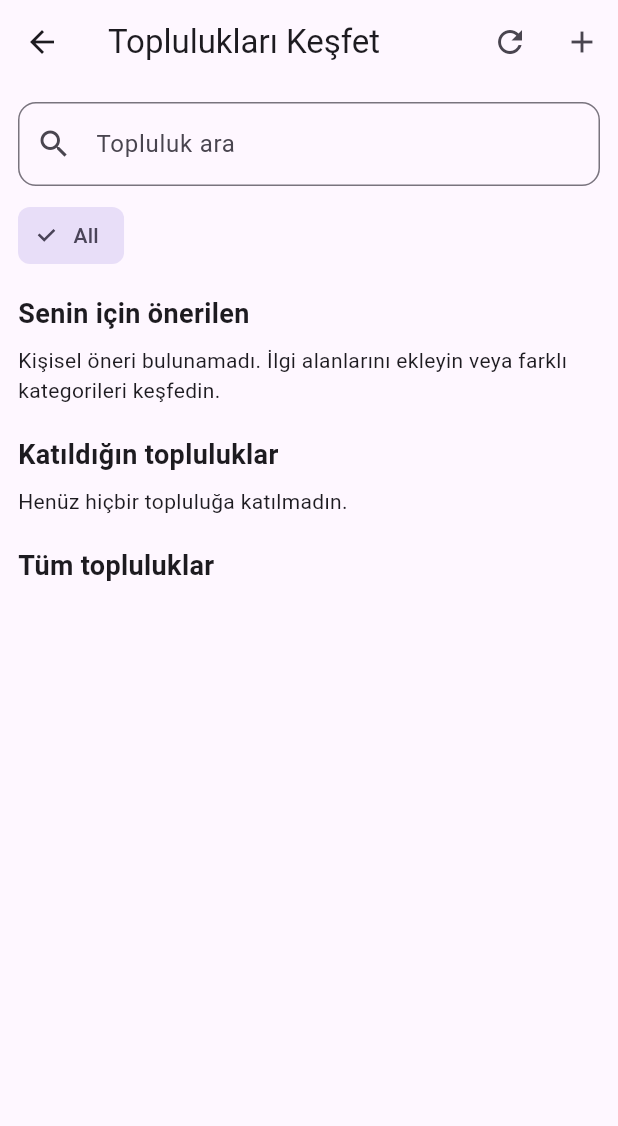
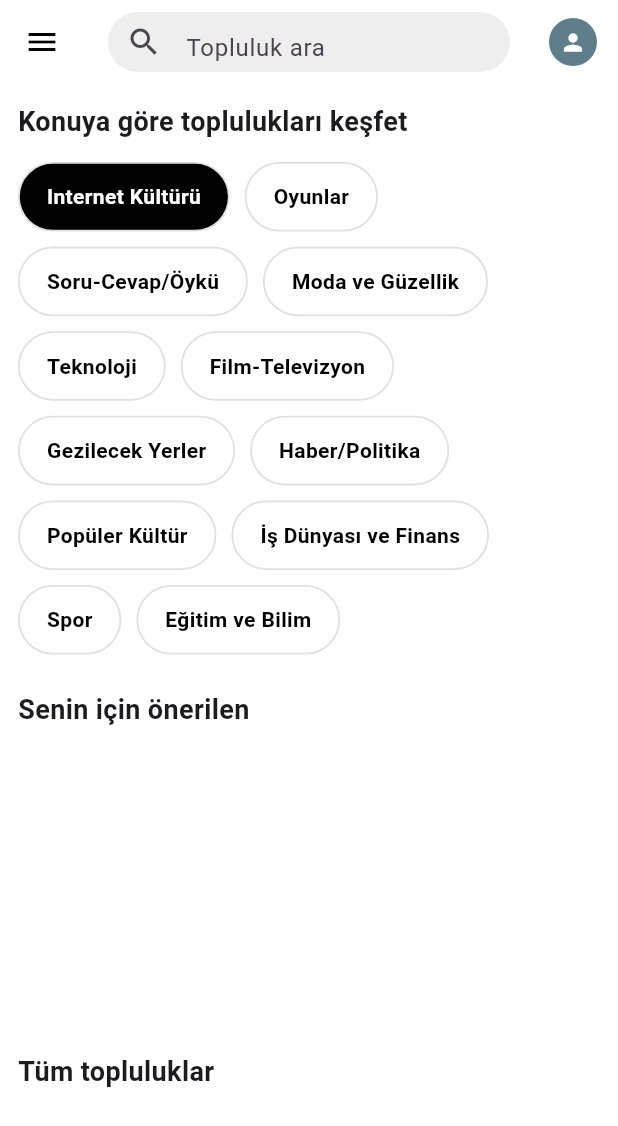
Before and after one commit to Tason1082/Mootable, a Flutter app: the CommunityExplorePage screen opened directly, on a phone screen of 412 x 824 dp. Shown: the top 1126 px of the screen. Run offline on Flutter 3.47's test engine with Material 3 defaults, Android fonts, the phone set to English and light mode, and no system bars; our stand-ins replace image_picker, shared_preferences, supabase_flutter, video_player; missing offline and left inert: video_thumbnail; accounts and stored records are empty; generated files the repository leaves out were written again.

Commit message:
güncelleme8

```diff
--- a/lib/community/community_type_page.dart
+++ b/lib/community/community_type_page.dart
@@ -49,11 +49,14 @@ class _CommunityTypePageState extends State<CommunityTypePage> {
         'description': widget.description,
         'banner_url': widget.bannerUrl,
         'icon_url': widget.iconUrl,
-        'topics': widget.selectedTopics,
+        'topics': widget.selectedTopics
+            .map((t) => t.toString().toLowerCase())
+            .toList(), // 🔹 tüm topic’leri küçük harfe çevir
         'type': communityType,
         'is_adult': isAdult,
         'created_by': userId,
       }).select();
+
 
       ScaffoldMessenger.of(context).showSnackBar(
         SnackBar(content: Text(AppLocalizations.of(context)!.community_created)),
--- a/lib/community_explore_page.dart
+++ b/lib/community_explore_page.dart
@@ -13,13 +13,30 @@ class _CommunityExplorePageState extends State<CommunityExplorePage> {
   final user = Supabase.instance.client.auth.currentUser;
 
   bool loading = true;
+
   List<Map<String, dynamic>> recommended = [];
   List<Map<String, dynamic>> allCommunities = [];
-  List<String> categoryList = [];
   List<Map<String, dynamic>> userJoinedCommunities = [];
 
-  String selectedCategory = "All";
   String searchQuery = "";
+
+  // ✅ FOTOĞRAFTAKİ KATEGORİLER (BİREBİR)
+  final List<String> redditCategories = [
+    "Internet Kültürü",
+    "Oyunlar",
+    "Soru-Cevap/Öykü",
+    "Moda ve Güzellik",
+    "Teknoloji",
+    "Film-Televizyon",
+    "Gezilecek Yerler",
+    "Haber/Politika",
+    "Popüler Kültür",
+    "İş Dünyası ve Finans",
+    "Spor",
+    "Eğitim ve Bilim",
+  ];
+
+  String selectedCategory = "Internet Kültürü";
 
   @override
   void initState() {
@@ -37,18 +54,18 @@ class _CommunityExplorePageState extends State<CommunityExplorePage> {
     setState(() => loading = false);
   }
 
+  // ---------- LOAD DATA ----------
+
   Future<void> _loadAllCommunities() async {
     try {
-      final communities = List<Map<String, dynamic>>.from(
-        await supabase.from("communities").select("*").order("created_at", ascending: false),
-      );
-      allCommunities = communities;
-      final types = communities.map((c) => (c["type"] ?? "Other").toString()).toSet().toList();
-      categoryList = ["All", ...types];
+      final result = await supabase
+          .from("communities")
+          .select("*")
+          .order("created_at", ascending: false);
+
+      allCommunities = List<Map<String, dynamic>>.from(result);
     } catch (e) {
-      debugPrint("Load communities error: $e");
       allCommunities = [];
-      categoryList = ["All"];
     }
   }
 
@@ -57,29 +74,30 @@ class _CommunityExplorePageState extends State<CommunityExplorePage> {
       recommended = [];
       return;
     }
+
     try {
-      final interests = List<Map<String, dynamic>>.from(
-        await supabase.from("user_interests").select("interest_name").eq("user_id", user!.id),
-      );
+      final interests = await supabase
+          .from("user_interests")
+          .select("interest_name")
+          .eq("user_id", user!.id);
 
-      final interestNames = interests.map((i) => i["interest_name"].toString()).toList();
+      final interestNames = interests
+          .map((i) => i["interest_name"].toString().toLowerCase())
+          .toList();
 
       if (interestNames.isEmpty) {
         recommended = [];
         return;
       }
 
-      final recs = List<Map<String, dynamic>>.from(
-        await supabase
+      final recs = await supabase
           .from("communities")
           .select("*")
-            .inFilter("type", interestNames)
-            .order("created_at", ascending: false),
-      );
+          .overlaps("topics", interestNames)
+          .order("created_at", ascending: false);
 
-      recommended = recs;
+      recommended = List<Map<String, dynamic>>.from(recs);
     } catch (e) {
-      debugPrint("Load user interests error: $e");
       recommended = [];
     }
   }
@@ -89,216 +107,307 @@ class _CommunityExplorePageState extends State<CommunityExplorePage> {
       userJoinedCommunities = [];
       return;
     }
+
     try {
-      final joins = List<Map<String, dynamic>>.from(
-        await supabase.from("user_communities").select("community_id").eq("user_id", user!.id),
-      );
-      final communityIds = joins.map((j) => j["community_id"]).toList();
+      final joins = await supabase
+          .from("user_communities")
+          .select("community_id")
+          .eq("user_id", user!.id);
 
-      if (communityIds.isEmpty) {
+      final ids = joins.map((j) => j["community_id"]).toList();
+
+      if (ids.isEmpty) {
         userJoinedCommunities = [];
         return;
       }
 
-      final comms = List<Map<String, dynamic>>.from(
-        await supabase.from("communities").select("*").inFilter("id", communityIds),
-      );
+      final comms = await supabase
+          .from("communities")
+          .select("*")
+          .inFilter("id", ids);
 
-      userJoinedCommunities = comms;
+      userJoinedCommunities = List<Map<String, dynamic>>.from(comms);
     } catch (e) {
-      debugPrint("Load user joined communities error: $e");
       userJoinedCommunities = [];
     }
   }
 
+  // ---------- FILTER ----------
+
   List<Map<String, dynamic>> _filteredCommunities() {
-    final q = searchQuery.trim().toLowerCase();
+    final q = searchQuery.toLowerCase();
+
     return allCommunities.where((c) {
-      if (selectedCategory != "All" && (c["type"] ?? "") != selectedCategory) return false;
       if (q.isEmpty) return true;
+
       final name = (c["name"] ?? "").toString().toLowerCase();
       final desc = (c["description"] ?? "").toString().toLowerCase();
-      final type = (c["type"] ?? "").toString().toLowerCase();
-      return name.contains(q) || desc.contains(q) || type.contains(q);
+
+      return name.contains(q) || desc.contains(q);
     }).toList();
-  }
-
-  Future<void> _joinCommunity(Map<String, dynamic> community) async {
-    if (user == null) {
-      ScaffoldMessenger.of(context).showSnackBar(const SnackBar(content: Text("Giriş yapmalısınız.")));
-      return;
-    }
-
-    final communityId = community["id"];
-
-    try {
-      final existing = await supabase
-          .from("user_communities")
-          .select("id")
-          .eq("user_id", user!.id)
-          .eq("community_id", communityId)
-          .maybeSingle();
-
-      if (existing != null) {
-        ScaffoldMessenger.of(context).showSnackBar(const SnackBar(content: Text("Zaten katılıyorsun.")));
-        return;
-      }
-
-      await supabase.from("user_communities").insert({
-        "user_id": user!.id,
-        "community_id": communityId,
-        "joined_at": DateTime.now().toIso8601String(),
-      });
-
-      await _loadUserJoinedCommunities();
-      ScaffoldMessenger.of(context).showSnackBar(const SnackBar(content: Text("Topluluğa katıldın ✅")));
-    } catch (e) {
-      debugPrint("Join community error: $e");
-      ScaffoldMessenger.of(context).showSnackBar(const SnackBar(content: Text("Katılma başarısız.")));
-    }
   }
 
   bool _isJoined(Map<String, dynamic> community) {
     return userJoinedCommunities.any((c) => c["id"] == community["id"]);
   }
 
-  Widget _communityCard(Map<String, dynamic> community) {
+  // ---------- JOIN ----------
+
+  Future<void> _joinCommunity(Map<String, dynamic> community) async {
+    if (user == null) return;
+
+    final id = community["id"];
+
+    try {
+      await supabase.from("user_communities").insert({
+        "user_id": user!.id,
+        "community_id": id,
+        "joined_at": DateTime.now().toIso8601String(),
+      });
+
+      await _loadUserJoinedCommunities();
+
+      ScaffoldMessenger.of(context).showSnackBar(
+        const SnackBar(content: Text("Topluluğa katıldın ✅")),
+      );
+    } catch (e) {
+      ScaffoldMessenger.of(context).showSnackBar(
+        const SnackBar(content: Text("Bir hata oluştu")),
+      );
+    }
+  }
+
+  // ✅ REDDIT TARZI KATEGORİ BAR
+  Widget _redditStyleCategoryBar() {
+    return Wrap(
+      spacing: 10,
+      runSpacing: 10,
+      children: redditCategories.map((cat) {
+        final selected = selectedCategory == cat;
+
+        return GestureDetector(
+          onTap: () => setState(() => selectedCategory = cat),
+          child: Container(
+            padding: const EdgeInsets.symmetric(
+              horizontal: 18,
+              vertical: 12,
+            ),
+            decoration: BoxDecoration(
+              color: selected ? Colors.black : Colors.white,
+              borderRadius: BorderRadius.circular(30),
+              border: Border.all(color: Colors.grey.shade300, width: 1.2),
+            ),
+            child: Text(
+              cat,
+              style: TextStyle(
+                fontSize: 14,
+                fontWeight: FontWeight.w600,
+                color: selected ? Colors.white : Colors.black,
+              ),
+            ),
+          ),
+        );
+      }).toList(),
+    );
+  }
+
+  Widget _recommendedCard(Map<String, dynamic> community) {
     final joined = _isJoined(community);
-    return Card(
-      margin: const EdgeInsets.symmetric(vertical: 8),
-      shape: RoundedRectangleBorder(borderRadius: BorderRadius.circular(12)),
-      child: ListTile(
-        leading: CircleAvatar(
-          backgroundImage: community["avatar_url"] != null ? NetworkImage(community["avatar_url"]) : null,
-          child: community["avatar_url"] == null ? const Icon(Icons.group) : null,
+
+    return Container(
+      width: 300,
+      margin: const EdgeInsets.only(right: 12),
+      padding: const EdgeInsets.all(18),
+      decoration: BoxDecoration(
+        borderRadius: BorderRadius.circular(16),
+        border: Border.all(color: Colors.grey.shade300),
       ),
-        title: Text(community["name"] ?? "Topluluk"),
-        subtitle: Text(community["description"] ?? (community["type"] ?? "")),
-        trailing: ElevatedButton(
+      child: Column(
+        crossAxisAlignment: CrossAxisAlignment.start,
+        children: [
+          Row(
+            children: [
+              CircleAvatar(
+                backgroundImage: community["avatar_url"] != null
+                    ? NetworkImage(community["avatar_url"])
+                    : null,
+                child: community["avatar_url"] == null
+                    ? const Icon(Icons.group)
+                    : null,
+              ),
+              const SizedBox(width: 10),
+              Expanded(
+                child: Text(
+                  community["name"] ?? "",
+                  style: const TextStyle(
+                      fontWeight: FontWeight.bold, fontSize: 16),
+                ),
+              ),
+            ],
+          ),
+          const SizedBox(height: 8),
+          Text(
+            community["description"] ?? "",
+            maxLines: 2,
+            overflow: TextOverflow.ellipsis,
+          ),
+          const Spacer(),
+          Align(
+            alignment: Alignment.centerRight,
+            child: ElevatedButton(
               onPressed: joined ? null : () => _joinCommunity(community),
+              style: ElevatedButton.styleFrom(
+                backgroundColor: Colors.grey.shade200,
+                foregroundColor: Colors.black,
+                elevation: 0,
+                shape: RoundedRectangleBorder(
+                    borderRadius: BorderRadius.circular(20)),
+              ),
               child: Text(joined ? "Katıldın" : "Katıl"),
             ),
-        onTap: () {
-          ScaffoldMessenger.of(context).showSnackBar(
-            SnackBar(content: Text("Topluluk: ${community["name"]}")),
-          );
-        },
+          ),
+        ],
       ),
     );
   }
 
-  Widget _communityTileCompact(Map<String, dynamic> community) {
+  Widget _communityCard(Map<String, dynamic> community) {
     final joined = _isJoined(community);
-    return ListTile(
-      contentPadding: const EdgeInsets.symmetric(vertical: 4, horizontal: 0),
-      leading: CircleAvatar(
-        backgroundImage: community["avatar_url"] != null ? NetworkImage(community["avatar_url"]) : null,
-        child: community["avatar_url"] == null ? const Icon(Icons.group) : null,
+
+    return Container(
+      margin: const EdgeInsets.only(bottom: 10),
+      padding: const EdgeInsets.all(10),
+      decoration: BoxDecoration(
+        borderRadius: BorderRadius.circular(14),
+        border: Border.all(color: Colors.grey.shade300),
       ),
-      title: Text(community["name"] ?? "Topluluk"),
-      subtitle: Text(community["description"] ?? (community["type"] ?? "")),
-      trailing: ElevatedButton(
+      child: Row(
+        children: [
+          CircleAvatar(
+            radius: 22,
+            backgroundImage: community["avatar_url"] != null
+                ? NetworkImage(community["avatar_url"])
+                : null,
+            child:
+            community["avatar_url"] == null ? const Icon(Icons.group) : null,
+          ),
+          const SizedBox(width: 12),
+          Expanded(
+            child: Column(
+              crossAxisAlignment: CrossAxisAlignment.start,
+              children: [
+                Text(
+                  community["name"] ?? "",
+                  style: const TextStyle(fontWeight: FontWeight.bold),
+                ),
+                const SizedBox(height: 4),
+                Text(
+                  community["description"] ?? "",
+                  maxLines: 2,
+                  overflow: TextOverflow.ellipsis,
+                ),
+              ],
+            ),
+          ),
+          ElevatedButton(
             onPressed: joined ? null : () => _joinCommunity(community),
+            style: ElevatedButton.styleFrom(
+              backgroundColor:
+              joined ? Colors.grey.shade300 : Colors.grey.shade200,
+              foregroundColor: Colors.black,
+              elevation: 0,
+              shape: RoundedRectangleBorder(
+                  borderRadius: BorderRadius.circular(20)),
+            ),
             child: Text(joined ? "Katıldın" : "Katıl"),
           ),
-      onTap: () {
-        ScaffoldMessenger.of(context).showSnackBar(
-          SnackBar(content: Text("Topluluk: ${community["name"]}")),
-        );
-      },
+        ],
+      ),
     );
   }
+
+  // ---------- BUILD ----------
 
   @override
   Widget build(BuildContext context) {
     return Scaffold(
+      backgroundColor: Colors.white,
+
       appBar: AppBar(
-        title: const Text("Toplulukları Keşfet"),
-        actions: [
-          IconButton(
-            icon: const Icon(Icons.refresh),
-            onPressed: _loadAllData,
+        elevation: 0,
+        backgroundColor: Colors.white,
+        foregroundColor: Colors.black,
+        leading: const Icon(Icons.menu),
+        title: Container(
+          height: 40,
+          padding: const EdgeInsets.symmetric(horizontal: 12),
+          decoration: BoxDecoration(
+            color: Colors.grey.shade200,
+            borderRadius: BorderRadius.circular(25),
           ),
-          IconButton(
-            icon: const Icon(Icons.add),
-            onPressed: () {
-              ScaffoldMessenger.of(context).showSnackBar(
-                const SnackBar(content: Text("Topluluk oluşturma")),
-              );
-            },
+          child: TextField(
+            onChanged: (v) => setState(() {
+              searchQuery = v;
+            }),
+            decoration: const InputDecoration(
+              hintText: "Topluluk ara",
+              border: InputBorder.none,
+              icon: Icon(Icons.search),
             ),
+          ),
+        ),
+        actions: const [
+          SizedBox(width: 10),
+          CircleAvatar(
+            radius: 16,
+            backgroundColor: Colors.blueGrey,
+            child: Icon(Icons.person, color: Colors.white, size: 18),
+          ),
+          SizedBox(width: 14),
         ],
       ),
+
       body: loading
           ? const Center(child: CircularProgressIndicator())
-          : SingleChildScrollView(
+          : Padding(
         padding: const EdgeInsets.all(12),
-        child: Column(
-          crossAxisAlignment: CrossAxisAlignment.start,
+        child: ListView(
           children: [
-            TextField(
-              decoration: const InputDecoration(
-                hintText: "Topluluk ara",
-                prefixIcon: Icon(Icons.search),
-                border: OutlineInputBorder(borderRadius: BorderRadius.all(Radius.circular(12))),
+            const Text(
+              "Konuya göre toplulukları keşfet",
+              style:
+              TextStyle(fontSize: 18, fontWeight: FontWeight.bold),
             ),
-              onChanged: (v) {
-                setState(() => searchQuery = v);
-              },
-            ),
-            const SizedBox(height: 12),
 
-            // Categories
+            const SizedBox(height: 14),
+
+            _redditStyleCategoryBar(),
+
+            const SizedBox(height: 24),
+
+            const Text("Senin için önerilen",
+                style: TextStyle(
+                    fontSize: 18, fontWeight: FontWeight.bold)),
+
+            const SizedBox(height: 10),
+
             SizedBox(
-              height: 42,
-              child: ListView.separated(
+              height: 180,
+              child: ListView(
                 scrollDirection: Axis.horizontal,
-                itemCount: categoryList.length,
-                separatorBuilder: (_, __) => const SizedBox(width: 8),
-                itemBuilder: (context, idx) {
-                  final cat = categoryList[idx];
-                  final selected = selectedCategory == cat;
-                  return ChoiceChip(
-                    label: Text(cat),
-                    selected: selected,
-                    onSelected: (_) => setState(() => selectedCategory = cat),
-                  );
-                },
+                children: recommended.map(_recommendedCard).toList(),
               ),
             ),
-            const SizedBox(height: 18),
 
-            const Text("Senin için önerilen",
-                style: TextStyle(fontSize: 18, fontWeight: FontWeight.bold)),
-            const SizedBox(height: 8),
-
-            if (recommended.isEmpty)
-              const Text("Kişisel öneri bulunamadı. İlgi alanlarını ekleyin veya farklı kategorileri keşfedin.")
-            else
-              Column(
-                children: recommended.map((c) => _communityTileCompact(c)).toList(),
-              ),
-
-            const SizedBox(height: 20),
-
-            const Text("Katıldığın topluluklar",
-                style: TextStyle(fontSize: 18, fontWeight: FontWeight.bold)),
-            const SizedBox(height: 8),
-
-            if (userJoinedCommunities.isEmpty)
-              const Text("Henüz hiçbir topluluğa katılmadın.")
-            else
-              Column(
-                children: userJoinedCommunities.map((c) => _communityCard(c)).toList(),
-              ),
-
-            const SizedBox(height: 20),
+            const SizedBox(height: 25),
 
             const Text("Tüm topluluklar",
-                style: TextStyle(fontSize: 18, fontWeight: FontWeight.bold)),
-            const SizedBox(height: 8),
+                style: TextStyle(
+                    fontSize: 18, fontWeight: FontWeight.bold)),
 
-            ..._filteredCommunities().map((c) => _communityCard(c)).toList(),
+            const SizedBox(height: 10),
+
+            ..._filteredCommunities().map(_communityCard).toList(),
           ],
         ),
       ),
```
Lines whose indentation alone changed are shown as unchanged.
